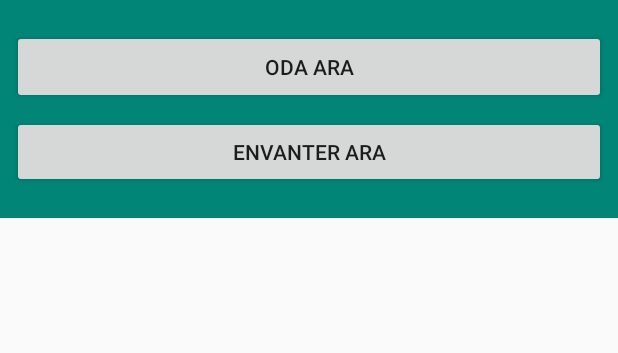
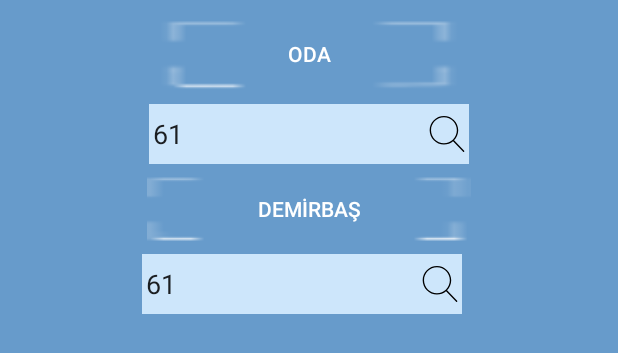
Before and after one commit to onguc/MobilTif, an Android app: the layout popup_call_room_and_envanter.xml on its own in the app's theme, with its tools: preview values and no code run, on a phone screen of 412 x 824 dp. Shown: the top 353 px of the screen. Run offline under Robolectric (Android 15) with nearby library versions, the phone set to English and light mode, and no system bars.

Commit message:
oda ve envanter arama ekranı (popup) üzerinde geliştirmeler yapıldı

```diff
--- a/app/src/main/java/com/uniyaz/mobiltif/presenter/MainPresenter.java
+++ b/app/src/main/java/com/uniyaz/mobiltif/presenter/MainPresenter.java
@@ -88,7 +88,7 @@ public class MainPresenter {
     }
 
 
-    public void callEnvanterListByQrCodeRoom(String qrCode) {
+    public void callRoomByQrCode(String qrCode) {
         RequestBody bodyQrCodeRoom = RequestBody.create(MediaType.parse("text/plain"), "etiketNo=" + qrCode);
         Call<ResponseInfo<Room>> callEnvanterList = RetrofitInterface.retrofitInterface.getRoomAndEnvanterListByQrCodeRoom(getAuthorizationForTest(), bodyQrCodeRoom);
         view.showProgressBar();
@@ -103,7 +103,7 @@ public class MainPresenter {
 
             @Override
             public void onFailure(Call<ResponseInfo<Room>> call, Throwable t) {
-                view.showWarningDialog("Error", "callEnvanterListByQrCodeRoom->message: " + t.getMessage());
+                view.showWarningDialog("Error", "callRoomByQrCode->message: " + t.getMessage());
             }
         });
     }
--- a/app/src/main/java/com/uniyaz/mobiltif/ui/fragments/TifFragment.java
+++ b/app/src/main/java/com/uniyaz/mobiltif/ui/fragments/TifFragment.java
@@ -106,7 +106,7 @@ public class TifFragment extends Fragment implements ITif {
         }
         dto.setIdEnvanterList(idEnvanterList);
         dto.setIslemTuru(islemTuru);
-        dto.setIslem(iTifIslem.getIslemDto());
+        dto.setVysTasinirTransferRequestDto(iTifIslem.getIslemDto());
         presenter.saveVysTasinirTransferIslem(dto);
     }
 
--- a/app/src/main/java/com/uniyaz/mobiltif/utils/TranslateDateFormat.java
+++ b/app/src/main/java/com/uniyaz/mobiltif/utils/TranslateDateFormat.java
@@ -35,6 +35,6 @@ public class TranslateDateFormat {
     }
 
     private static SimpleDateFormat getSimpleDateFormat(){
-        return new SimpleDateFormat("yyyy-MM-dd HH:mm:ss");
+        return new SimpleDateFormat("dd.MM.yyyy");
     }
 }
--- a/app/src/main/res/layout/fragment_tif_transfer.xml
+++ b/app/src/main/res/layout/fragment_tif_transfer.xml
@@ -51,7 +51,6 @@
                 android:layout_width="match_parent"
                 android:layout_height="@dimen/editTextHeight"
                 android:background="@drawable/bg_edittext"
-                android:completionThreshold="1"
                 android:drawableRight="@drawable/bg_spinner"
                 android:hint="Giriş Yapılan Ambar"
                 android:text="@={viewModel.girisYapilanAmbar}" />
--- a/app/src/main/res/layout/popup_call_room_and_envanter.xml
+++ b/app/src/main/res/layout/popup_call_room_and_envanter.xml
@@ -3,35 +3,66 @@
     xmlns:app="http://schemas.android.com/apk/res-auto"
     xmlns:tools="http://schemas.android.com/tools"
     android:layout_width="match_parent"
-    android:layout_height="wrap_content"
-    android:background="@color/colorPrimary"
-    tools:context=".CallRoomAndEnvanterFragment">
+    android:layout_height="match_parent"
+    android:background="#679bcb"
+    android:paddingTop="10dp"
+    android:paddingBottom="10dp">
 
 
     <Button
         android:id="@+id/btnCallRoom"
-        android:layout_width="0dp"
-        android:layout_height="49dp"
+        android:layout_width="212dp"
+        android:layout_height="51dp"
         android:layout_marginStart="8dp"
-        android:layout_marginTop="20dp"
         android:layout_marginEnd="8dp"
-        android:text="Oda Ara"
+        android:background="@mipmap/oda_search"
+        android:text="ODA"
+        android:textColor="#fff"
         app:layout_constraintEnd_toEndOf="parent"
-        app:layout_constraintHorizontal_bias="0.48"
         app:layout_constraintStart_toStartOf="parent"
         app:layout_constraintTop_toTopOf="parent" />
 
     <Button
         android:id="@+id/btnCallEnvanter"
-        android:layout_width="0dp"
-        android:layout_height="wrap_content"
+        android:layout_width="216dp"
+        android:layout_height="44dp"
         android:layout_marginTop="8dp"
-        android:layout_marginBottom="20dp"
-        android:text="Envanter Ara"
-        app:layout_constraintBottom_toBottomOf="parent"
+        android:background="@mipmap/demirbas_search"
+        android:text="DEMİRBAŞ"
+        android:textColor="#fff"
         app:layout_constraintEnd_toEndOf="@+id/btnCallRoom"
-        app:layout_constraintHorizontal_bias="1.0"
         app:layout_constraintStart_toStartOf="@+id/btnCallRoom"
-        app:layout_constraintTop_toBottomOf="@+id/btnCallRoom"
-        app:layout_constraintVertical_bias="0.417" />
+        app:layout_constraintTop_toBottomOf="@+id/etCallQrCodeOda" />
+
+    <EditText
+        android:id="@+id/etCallQrCodeOda"
+        android:layout_width="wrap_content"
+        android:layout_height="@dimen/editTextHeight"
+        android:layout_marginStart="8dp"
+        android:layout_marginTop="8dp"
+        android:layout_marginEnd="8dp"
+        android:background="@drawable/bg_edittext"
+        android:drawableRight="@drawable/ic_search"
+        android:text="61"
+        android:ems="10"
+        android:inputType="textPersonName"
+        app:layout_constraintEnd_toEndOf="parent"
+        app:layout_constraintStart_toStartOf="parent"
+        app:layout_constraintTop_toBottomOf="@+id/btnCallRoom" />
+
+    <EditText
+        android:id="@+id/etCallQrCodeDemirbas"
+        android:layout_width="wrap_content"
+        android:layout_height="@dimen/editTextHeight"
+        android:layout_marginTop="8dp"
+        android:layout_marginEnd="8dp"
+        android:background="@drawable/bg_edittext"
+        android:drawableRight="@drawable/ic_search"
+        android:text="61"
+        android:ems="10"
+        android:inputType="textPersonName"
+        app:layout_constraintEnd_toEndOf="@+id/etCallQrCodeOda"
+        app:layout_constraintHorizontal_bias="0.648"
+        app:layout_constraintStart_toStartOf="@+id/etCallQrCodeOda"
+        app:layout_constraintTop_toBottomOf="@+id/btnCallEnvanter" />
 </androidx.constraintlayout.widget.ConstraintLayout>
```
Also changed, not shown: app/src/main/java/com/uniyaz/mobiltif/data/dto/TifDto.java (+6 -5 lines), app/src/main/java/com/uniyaz/mobiltif/listeners/RightDrawableOnClickListener.java (+3 -5 lines), app/src/main/java/com/uniyaz/mobiltif/ui/activities/MainActivity.java (+50 -15 lines), app/src/main/java/com/uniyaz/mobiltif/ui/fragments/TifIslemTransferFragment.java (+4 -3 lines), app/src/main/java/com/uniyaz/mobiltif/viewmodel/TifIslemHibeViewModel.java (added, +62 -0 lines), app/src/main/java/com/uniyaz/mobiltif/viewmodel/TifIslemHurdayaAyirmaViewModel.java (+8 -0 lines), app/src/main/java/com/uniyaz/mobiltif/viewmodel/TifIslemTransferViewModel.java (+8 -2 lines), app/src/main/res/drawable/demirbas_search_background.xml (added, +74 -0 lines), app/src/main/res/drawable/oda_search_background.xml (added, +74 -0 lines), app/src/main/res/layout/popup_basarili_kayit.xml (+25 -19 lines), app/src/main/java/com/uniyaz/mobiltif/testjson/testJson.json (line endings or trailing spaces), app/src/main/res/mipmap-mdpi/demirbas_search.png (added), app/src/main/res/mipmap-mdpi/oda_search.png (added).
